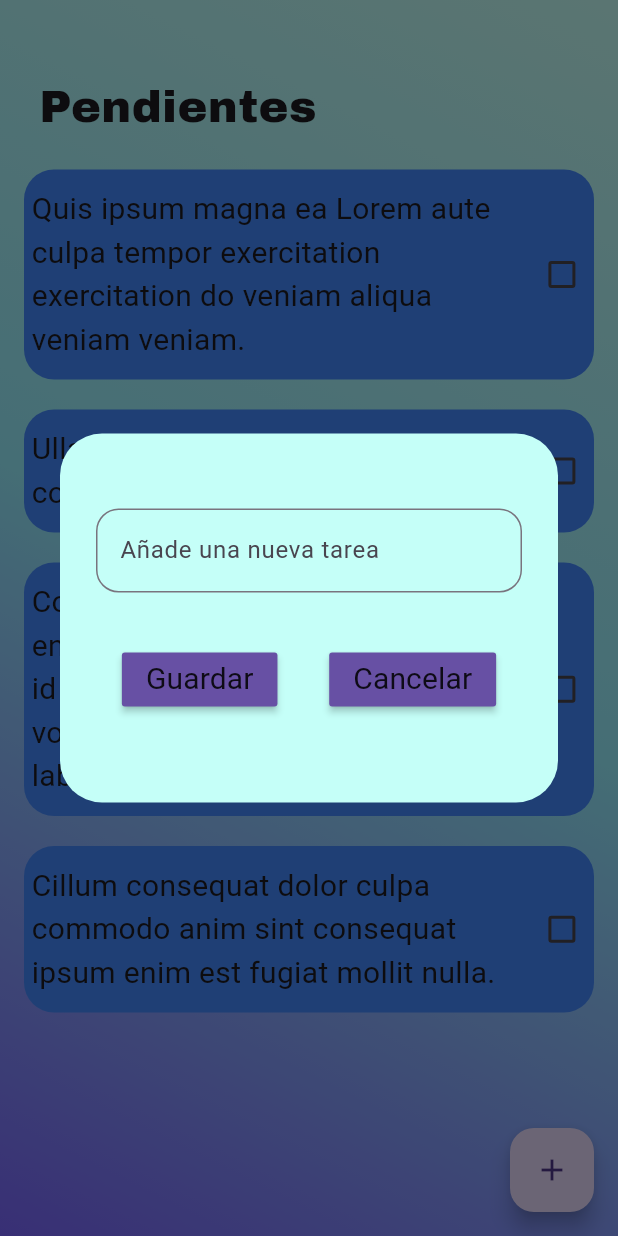
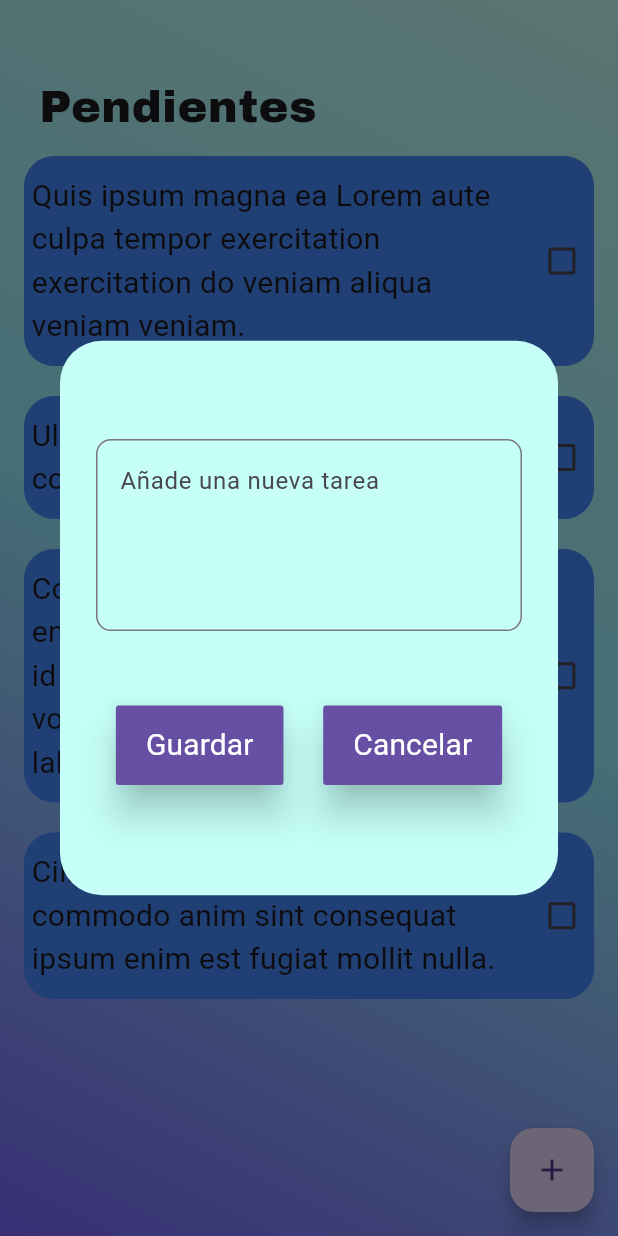
Before and after one commit to ToNiVeL2002/to_do_con_provider, a Flutter app: the screen it shows after launch, after a tap on the "add" icon, on a phone screen of 412 x 824 dp. Run offline on Flutter 3.47's test engine with Material 3 defaults, Android fonts, the phone set to English and light mode, and no system bars; drawn by our look-alikes of flutter_slidable; our stand-ins replace google_fonts.

Commit message:
crud sin DB

```diff
--- a/lib/providers/todo_provider.dart
+++ b/lib/providers/todo_provider.dart
@@ -3,8 +3,12 @@ import 'package:to_do_simple_con_provider/models/models.dart';
 
 class ToDoProvider extends ChangeNotifier {
   bool _check = false;
+  int _index = 0;
 
   get check => _check;
+
+  get index => _index;
+  set obtenerIndex( int value ) => _index = value;
 
   void isCheck( bool value, int index ) {
     _check = value;
@@ -27,10 +31,11 @@ class ToDoProvider extends ChangeNotifier {
     notifyListeners();
   }
 
-  void editarTarea( String contenido, int index ) {
-    toDoList[index].contenido = contenido;
+  void editarTarea( String contenido ) {
+    toDoList[_index].contenido = contenido;
 
     notifyListeners();
   }
 
+
 }
--- a/lib/screens/home_screens.dart
+++ b/lib/screens/home_screens.dart
@@ -11,7 +11,6 @@ class HomeScreen extends StatelessWidget {
 
   // controlador del texto
   final _controller = TextEditingController();
-  // List<ToDoModel> notas = [];
 
   @override
   Widget build(BuildContext context) {
@@ -19,13 +18,6 @@ class HomeScreen extends StatelessWidget {
     final toDoProvider = Provider.of<ToDoProvider>(context);
 
     return Scaffold(
-      // appBar: AppBar(
-      //   title: Text(
-      //     'PENDIENTES',
-      //     style: GoogleFonts.archivoBlack()
-      //   ),
-      //   // centerTitle: true,
-      // ),
 
       body: Stack(
         children: [
@@ -38,21 +30,13 @@ class HomeScreen extends StatelessWidget {
 
       floatingActionButton: FloatingActionButton(
         onPressed: () {
-          // createNewTask();
           showDialog(
             context: context,
             builder: (context) {
 
               return DialogBox(
                 controler: _controller,
-                onSave: () {
-                  toDoProvider.guardarNuevaTarea(_controller.text, false);
-                  Navigator.of(context).pop();
-                },
-                onCancel: () {
-                  Navigator.of(context).pop();
-                  _controller.clear();
-                }
+                flag: true,
               );
             }
           );
@@ -76,9 +60,10 @@ class _Body extends StatelessWidget {
   Widget build(BuildContext context) {
     return Padding(
       padding: const EdgeInsets.fromLTRB(16, 40, 16, 5),
+
       child: Column(
         children: [
-          _Title(),
+          const _Title(),
 
           Expanded(
             child: ListView.builder(
@@ -87,12 +72,8 @@ class _Body extends StatelessWidget {
                 return ToDoTile(todoModel: toDoList[index], index: index,);
               }
             )
-          )
-
-
+          ),
         ],
-
-
       ),
     );
   }
@@ -106,13 +87,13 @@ class _Title extends StatelessWidget {
   @override
   Widget build(BuildContext context) {
     return Container(
-        padding: EdgeInsets.all(10),
+      padding: EdgeInsets.fromLTRB(10, 10, 10, 1),
       child: Row(
         children: [
           Text(
             'Pendientes',
             style: GoogleFonts.archivoBlack(
-                textStyle: TextStyle(
+              textStyle: const TextStyle(
                 fontSize: 30,
               )
             ),
--- a/lib/widgets/dialog_box.dart
+++ b/lib/widgets/dialog_box.dart
@@ -1,17 +1,17 @@
 import 'package:flutter/material.dart';
+import 'package:google_fonts/google_fonts.dart';
+import 'package:provider/provider.dart';
+import 'package:to_do_simple_con_provider/providers/providers.dart';
 
 class DialogBox extends StatelessWidget {
-  final controler;
-  VoidCallback onSave;
-  VoidCallback onCancel;
-  String? x;
+
+  final TextEditingController controler;
+  final bool flag;
 
   DialogBox({
     super.key,
     required this.controler,
-    required this.onSave,
-    required this.onCancel,
-    this.x
+    required this.flag,
   });
 
   @override
@@ -21,21 +21,42 @@ class DialogBox extends StatelessWidget {
 
     return AlertDialog(
       backgroundColor: const Color(0xffC5FFF8),
-      content: Container(
-        height: screen.height*0.25,
+      content: _Body(screen: screen, controler: controler, flag: flag),
+    );
+  }
+}
+
+class _Body extends StatelessWidget {
+  const _Body({
+    super.key,
+    required this.screen,
+    required this.controler,
+    required this.flag,
+  });
+
+  final Size screen;
+  final TextEditingController controler;
+  final bool flag;
+
+  @override
+  Widget build(BuildContext context) {
+
+    final toDoProvider = Provider.of<ToDoProvider>(context);
+
+    return Container(
+      height: screen.height*0.40,
       width: screen.width*0.7,
+
       child: Column(
         mainAxisAlignment: MainAxisAlignment.spaceEvenly,
         children: [
           // Obtener entrada del usuario
           TextField(
-              // controller: toDoProvider.flag
-              // ? TextEditingController(text: x)
-              // : controler,
+            maxLines: 4,
             controller: controler,
             decoration: InputDecoration(
               border: OutlineInputBorder(
-                  borderRadius: BorderRadius.circular(15),
+                borderRadius: BorderRadius.circular(10),
               ),
               hintText: 'Añade una nueva tarea',
             ),
@@ -47,31 +68,49 @@ class DialogBox extends StatelessWidget {
               // boton de guardar
               _MyButton(
                 text: 'Guardar',
-                  onPressed: onSave,
+                onPressed: (){
+                  if (controler.text != '') {
+
+                    if ( flag ) {
+                      toDoProvider.guardarNuevaTarea(controler.text, false);
+                      Navigator.of(context).pop();
+                      controler.clear();
+                    } else {
+                      toDoProvider.editarTarea(controler.text);
+                      Navigator.of(context).pop();
+                      controler.clear();
+                    }
+
+                  } else {
+                    Navigator.of(context).pop();
+                    controler.clear();
+                  }
+                },
               ),
-
-                // SizedBox(width: 8,),
 
               //boton de cancelar
               _MyButton(
                 text: 'Cancelar',
-                  onPressed: onCancel,
+                onPressed: (){
+                  Navigator.of(context).pop();
+                  controler.clear();
+                },
               ),
 
             ],
           )
         ],
       ),
-      ),
     );
   }
 }
 
 class _MyButton extends StatelessWidget {
+
   final String text;
-  VoidCallback onPressed;
+  final VoidCallback onPressed;
 
-  _MyButton({
+  const _MyButton({
     super.key,
     required this.text,
     required this.onPressed
@@ -80,13 +119,18 @@ class _MyButton extends StatelessWidget {
   @override
   Widget build(BuildContext context) {
     return MaterialButton(
+      padding: const EdgeInsets.symmetric(horizontal: 20, vertical: 12),
       onPressed: onPressed,
       color: Theme.of(context).primaryColor,
+      elevation: 10,
       child: Text(
         text,
-        style: const TextStyle(
+        style: GoogleFonts.roboto(
+          textStyle:  const TextStyle(
           fontWeight: FontWeight.normal,
-          fontSize: 20
+          fontSize: 20,
+          color: Colors.white
+        )
       ),
     ),
 
--- a/lib/widgets/todo_tile.dart
+++ b/lib/widgets/todo_tile.dart
@@ -4,13 +4,16 @@ import 'package:google_fonts/google_fonts.dart';
 import 'package:provider/provider.dart';
 import 'package:to_do_simple_con_provider/models/models.dart';
 import 'package:to_do_simple_con_provider/providers/providers.dart';
+import 'package:to_do_simple_con_provider/widgets/widgets.dart';
 
 class ToDoTile extends StatelessWidget {
 
   final ToDoModel todoModel;
   final int index;
+  // var _controler = TextEditingController();
 
-  const ToDoTile({
+
+  ToDoTile({
     super.key,
     required this.todoModel,
     required this.index,
@@ -22,6 +25,7 @@ class ToDoTile extends StatelessWidget {
     Size screen = MediaQuery.of(context).size;
 
     final todoProvider = Provider.of<ToDoProvider>(context);
+    final _controler = TextEditingController(text: todoModel.contenido);
 
     return Padding(
       padding: const EdgeInsets.symmetric(vertical: 10),
@@ -31,7 +35,19 @@ class ToDoTile extends StatelessWidget {
           motion: ScrollMotion(),
           children: [
             SlidableAction(
-              onPressed: ( context ) {print('vamo a editar');},
+              onPressed: ( context ) {
+                print('vamo a editar');
+                todoProvider.obtenerIndex = index;
+
+                showDialog(
+                  context: context,
+                  builder: ( context ) {
+                    return DialogBox(
+                      controler: _controler, flag: false,
+                    );
+                  }
+                );
+              },
               icon: Icons.edit_outlined,
               label: 'Editar',
               backgroundColor: Colors.yellow.shade300,
```
Lines whose indentation alone changed are shown as unchanged.
